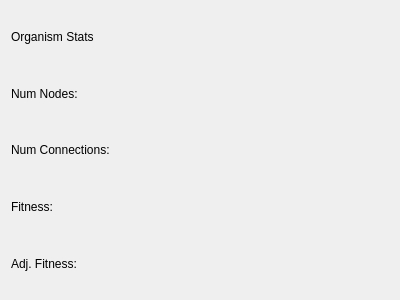
The window that pygui/organism_diagnostics.ui (ArtificialEvolvingWorld/neural-net-tests) describes before a commit, drawn with Qt 5.
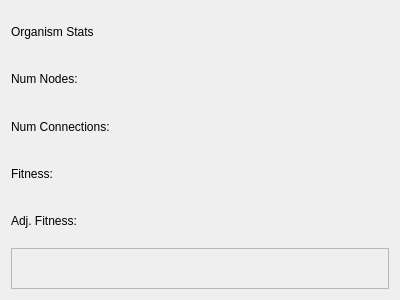
The same window after the commit.

Commit message: Added display of shape of the neural nets.

What changed in the file:
```diff
--- a/pygui/organism_diagnostics.ui
+++ b/pygui/organism_diagnostics.ui
@@ -77,6 +77,16 @@
      </property>
     </widget>
    </item>
+   <item row="5" column="0" colspan="2">
+    <widget class="QFrame" name="plot_holder">
+     <property name="frameShape">
+      <enum>QFrame::StyledPanel</enum>
+     </property>
+     <property name="frameShadow">
+      <enum>QFrame::Raised</enum>
+     </property>
+    </widget>
+   </item>
   </layout>
  </widget>
  <resources/>
```
The commit also changes 2 other files.
